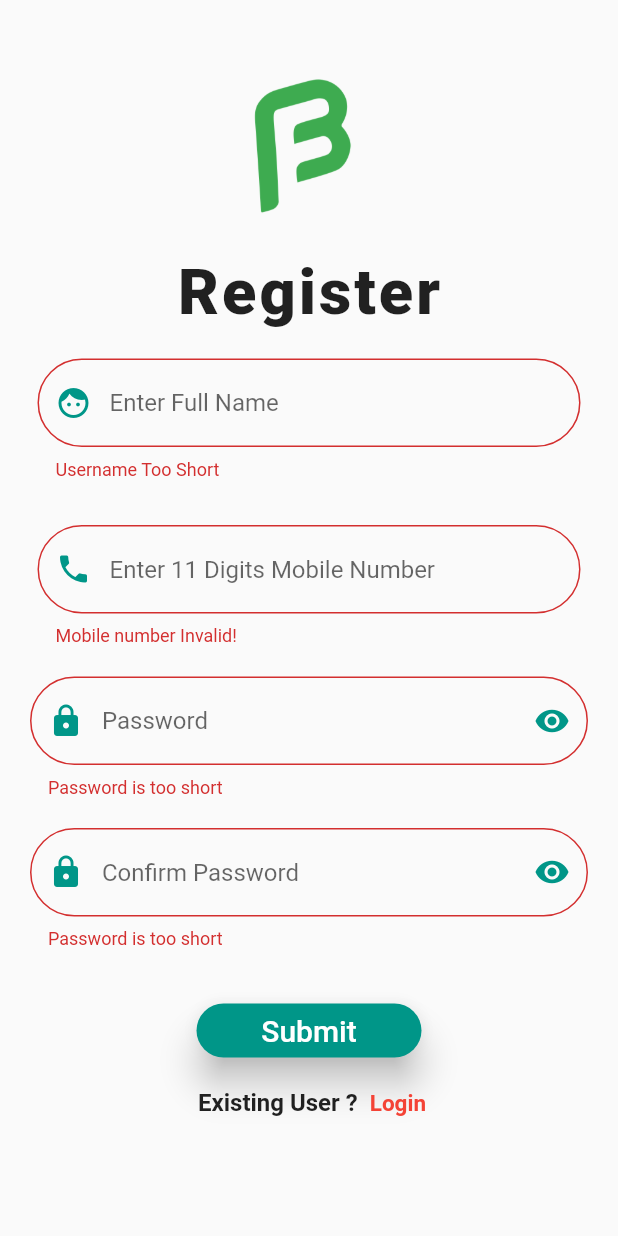
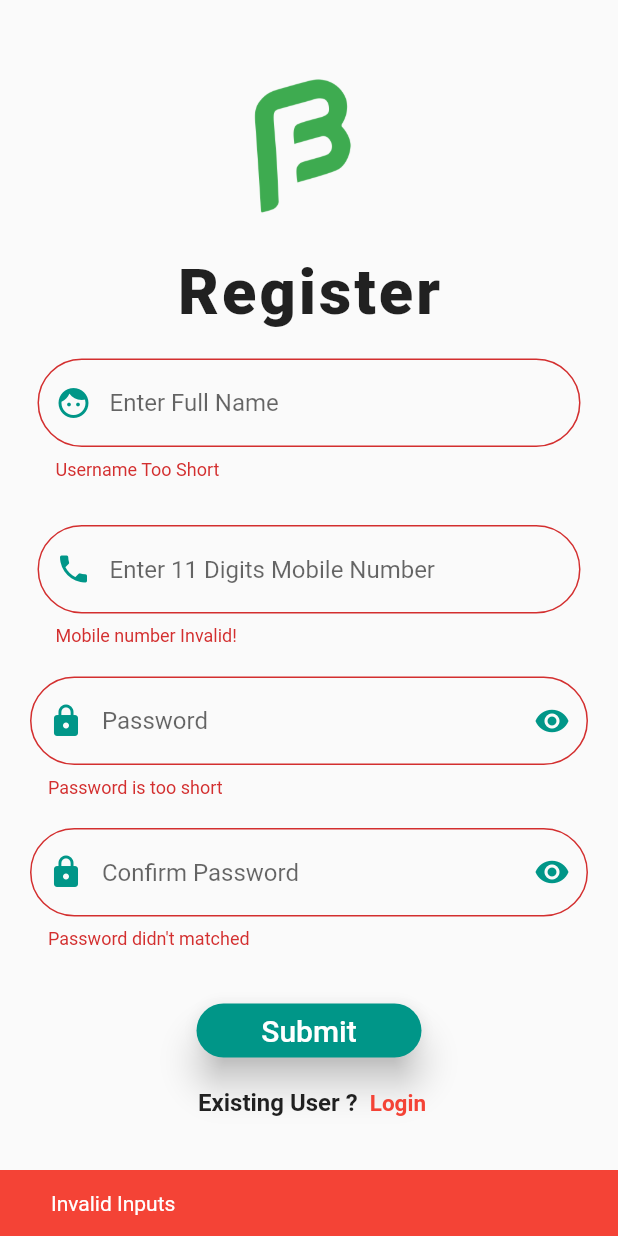
Before and after one commit to Prant0/best_friends_inc, a Flutter app: the Registation_Page screen opened by its route, after a tap on "Submit", on a phone screen of 412 x 824 dp. Run offline on Flutter 3.47's test engine with Material 2 defaults, Android fonts, the phone set to English and light mode, and no system bars; our stand-ins replace carousel_pro, modal_progress_hud; missing offline and left inert: multi_image_picker.

```diff
--- a/lib/main.dart
+++ b/lib/main.dart
@@ -29,8 +29,8 @@ class _MyAppState extends State<MyApp> {
         debugShowCheckedModeBanner: false,
         title: "Find Friendz",
         routes: {
-          '/login':(BuildContext context)=>Login_Page(),
-          '/register':(BuildContext context)=>Registation_Page(),
+          Login_Page.routeName:(BuildContext context)=>Login_Page(),
+          Registation_Page.routeName:(BuildContext context)=>Registation_Page(),
           SinglePostDetails.routeName: (BuildContext context)=>SinglePostDetails(),
           PostStatus.routeName: (BuildContext context)=>PostStatus(),
           Profile.routeName: (BuildContext context)=>Profile(),
@@ -44,7 +44,7 @@ class _MyAppState extends State<MyApp> {
              // body1: TextStyle(fontSize: 18.0,color: Colors.teal),
             )
         ),
-        home: Registation_Page(),
+        home: Login_Page(),
       ),
     );
   }
--- a/lib/screens/registation.dart
+++ b/lib/screens/registation.dart
@@ -1,27 +1,36 @@
 import 'dart:convert';
 
+import 'package:bestfriends/screens/login.dart';
 import 'package:flutter/material.dart';
 import 'package:http/http.dart' as http;
+import 'package:modal_progress_hud/modal_progress_hud.dart';
 
 class Registation_Page extends StatefulWidget {
+  static const routeName = '/registrationPage';
   @override
   _Registation_PageState createState() => _Registation_PageState();
 }
 
 class _Registation_PageState extends State<Registation_Page> {
-
+  final GlobalKey<ScaffoldState> _scaffoldKey = new GlobalKey<ScaffoldState>();
   final _formKey = GlobalKey<FormState>();
-  String _username, _password,_number;
+  String _username, _password, _rePassword, _number;
   bool _obscureText = true;
   bool onProgress = false;
   String errorTxt;
   var url = "http://192.168.0.108/public/api/register";
 
-  void _submit() async{
+  Future<String> _submit() async {
     //if (_formKey.currentState.validate()){
-    final form =_formKey.currentState;
-    if(form.validate()){
+    final form = _formKey.currentState;
+    if (form.validate()) {
+      setState(() {
+        onProgress = true;
+      });
       form.save();
+      final checkUser = await checkExistingUser(_number);
+      if (!checkUser) {
+        //TODO: Write OTP functions here
           var response = await http.post(url,
               headers: {
                 'Accept':'application/json',
@@ -30,36 +39,50 @@ class _Registation_PageState extends State<Registation_Page> {
                 'name': _username,
                 'phone': _number,
                 'password': _password,
-        'verified':'1',
-        'referral_id':'2020616i09',
+                'verified':'0',
+                'referral_id':'null',
               }
           );
           if(response.statusCode==200){
-        Navigator.of(context).pushNamed('/login');
-      }
-      else if(response.statusCode==433){
-        setState(() {
-          onProgress = false;
-          errorTxt = "Phone Number Already Exists";
-        });
-        print(response.body);
+            return 'Success';
           }
           else{
             setState(() {
               onProgress = false;
             });
+            return 'Something Wrong!';
           }
       }
-    else{
+      else {
         setState(() {
           onProgress = false;
         });
+        return 'Phone number already registered';
       }
     }
+    return 'Invalid Inputs';
+}
+
+  Future<bool> checkExistingUser(String number) async{
+    var url = "http://192.168.0.108/public/api/check-user-exists/$number";
+    var response = await http.get(url);
+    if(int.parse(response.body)==1)
+    return true;
+    else if(int.parse(response.body)==0)
+    return false;
+  }
+
   @override
   Widget build(BuildContext context) {
     return Scaffold(
-      body: onProgress? Center(child: CircularProgressIndicator()) :SingleChildScrollView(
+      key: _scaffoldKey,
+      body: ModalProgressHUD(
+        inAsyncCall: onProgress,
+        dismissible: false,
+        progressIndicator: CircularProgressIndicator(
+          backgroundColor: Theme.of(context).primaryColor,
+        ),
+        child: SingleChildScrollView(
           child: Column(
              children: <Widget>[
                SizedBox(
@@ -143,9 +166,9 @@ class _Registation_PageState extends State<Registation_Page> {
                       Padding(
                         padding: EdgeInsets.symmetric(horizontal: 20.0,vertical: 10.0),
                           child: TextFormField(
-                          onSaved: (val)=>_password=val,
+                            onSaved: (val)=>_rePassword=val,
                             obscureText: _obscureText,
-                          validator: (val)=> val.length < 6 ? "Password is too short":null,
+                            validator: (val)=> val!=_password ? "Password didn't matched":null,
                             decoration: InputDecoration(
                               suffixIcon: GestureDetector(
                                 onTap: (){
@@ -179,7 +202,8 @@ class _Registation_PageState extends State<Registation_Page> {
               children: <Widget>[
                 Container(
                   width: 150.0,
-                child: RaisedButton(
+                  child: Builder(
+                    builder: (context)=> RaisedButton(
                       child: Text(
                         'Submit',style: TextStyle(color: Colors.white,fontSize: 20.0,),
                       ),color: Theme.of(context).primaryColor,
@@ -187,17 +211,33 @@ class _Registation_PageState extends State<Registation_Page> {
                       shape: RoundedRectangleBorder(
                           borderRadius: BorderRadius.circular(20.0)
                       ),
-                  onPressed: (){
-                    setState(() {
-                      onProgress = true;
-                    });
-                    _submit();
+                      onPressed: () async{
+                        String subResult = await _submit();
+                        if(subResult=='Success')
+                          {
+                            Navigator.of(context).pushNamed(Login_Page.routeName);
+                          }
+                        else
+                          {
+                            Scaffold.of(context).removeCurrentSnackBar();
+                            Scaffold.of(context).showSnackBar(SnackBar(
+                              backgroundColor: Colors.red,
+                              content: Padding(
+                                padding: EdgeInsets.symmetric(horizontal: 10),
+                                child: Text(subResult, style: TextStyle(
+                                  color: Colors.white,
+                                ),),
+                              ),
+                            ),
+                            );
+                          }
                       },
+                    ),
                   ),
                 ),
                 FlatButton(
                   onPressed: (){
-                  Navigator.pushReplacementNamed(context, '/login');
+                    Navigator.pushReplacementNamed(context, Login_Page.routeName);
                   },
                   child: RichText(
                     text: TextSpan(
@@ -219,6 +259,7 @@ class _Registation_PageState extends State<Registation_Page> {
              ],
           ),
         ),
+      ),
     );
   }
 }
--- a/pubspec.yaml
+++ b/pubspec.yaml
@@ -24,6 +24,7 @@ dependencies:
   image_picker: ^0.6.7+1
   multi_image_picker: ^4.6.7
   http: ^0.12.1
+  modal_progress_hud: ^0.1.3
 
   # The following adds the Cupertino Icons font to your application.
   # Use with the CupertinoIcons class for iOS style icons.
```
Also changed, not shown: lib/http/requests.dart (added, +50 -0 lines), lib/screens/login.dart (+43 -6 lines), lib/widgets/snackbar.dart (added, +16 -0 lines), pubspec.lock. Lines whose indentation alone changed are shown as unchanged.
